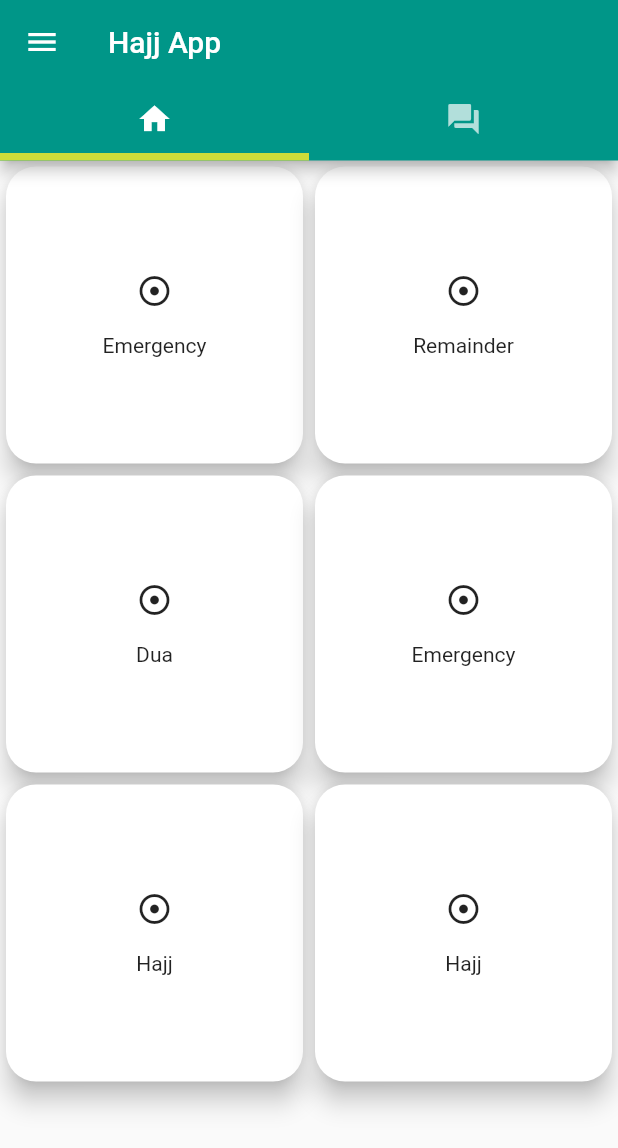
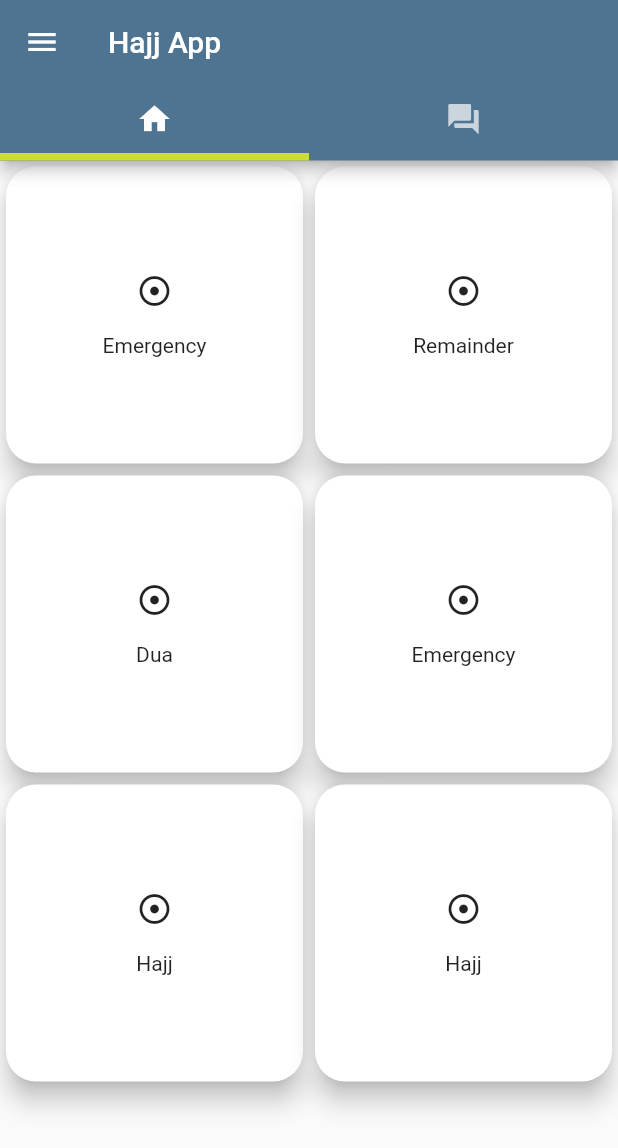
Before and after one commit to NewazRedoy/hajj-app, a Flutter app: the screen it shows after launch, on a phone screen of 412 x 824 dp. Shown: the top 1148 px of the screen. Run offline on Flutter 3.47's test engine with Material 2 defaults, Android fonts, the phone set to English and light mode, and no system bars.

Commit message:
color change.

```diff
--- a/lib/Home.dart
+++ b/lib/Home.dart
@@ -17,26 +17,30 @@ class _HomeState extends State<Home>with SingleTickerProviderStateMixin {
    controller.dispose();
     super.dispose();
   }
+  hexColor (String colorCode) {
+    String colorNew= '0xff' + colorCode;
+    colorNew= colorNew.replaceAll('#', '');
+    int colorInt = int.parse(colorNew);
+    return colorInt;
+  }
   @override
   Widget build(BuildContext context) {
     return Scaffold(
       drawer:
       Container(
       decoration: BoxDecoration(
-      color: Colors.teal,),
+      color: Color(hexColor('4F7491')),),
         child: Drawer(
           child: ListView(
             children: <Widget>[
-              Center(
-                child: UserAccountsDrawerHeader(
-                  currentAccountPicture: Center(
-                    child: CircleAvatar(
+               UserAccountsDrawerHeader(
+                  currentAccountPicture: CircleAvatar(
                     ),
-                  ),
-                  accountName: Center(child: Text("write name")),
-                  accountEmail: Center(child: Text("")),
+
+                  accountName:  Text("write name"),
+                  accountEmail:  Text(""),
                 ),
-              ),
+
               Divider(),
               ListTile(
                 leading: Icon(Icons.album),
@@ -81,7 +85,7 @@ class _HomeState extends State<Home>with SingleTickerProviderStateMixin {
       ),
  appBar: AppBar(
         title: Text("Hajj App"),
-        backgroundColor: Colors.teal,
+        backgroundColor: Color(hexColor('4F7491')),
         bottom: TabBar(
           controller: controller,
           indicatorWeight: 5.0,
--- a/lib/main.dart
+++ b/lib/main.dart
@@ -14,8 +14,9 @@ class MyApp extends StatelessWidget {
   @override
   Widget build(BuildContext context) {
     return MaterialApp(
+      color: Color(hexColor('4F7491')),
       debugShowCheckedModeBanner: false,
-      theme: ThemeData(primarySwatch: Colors.teal,
+      theme: ThemeData(
           textTheme: TextTheme()),
       home: Home(),
     );
```
